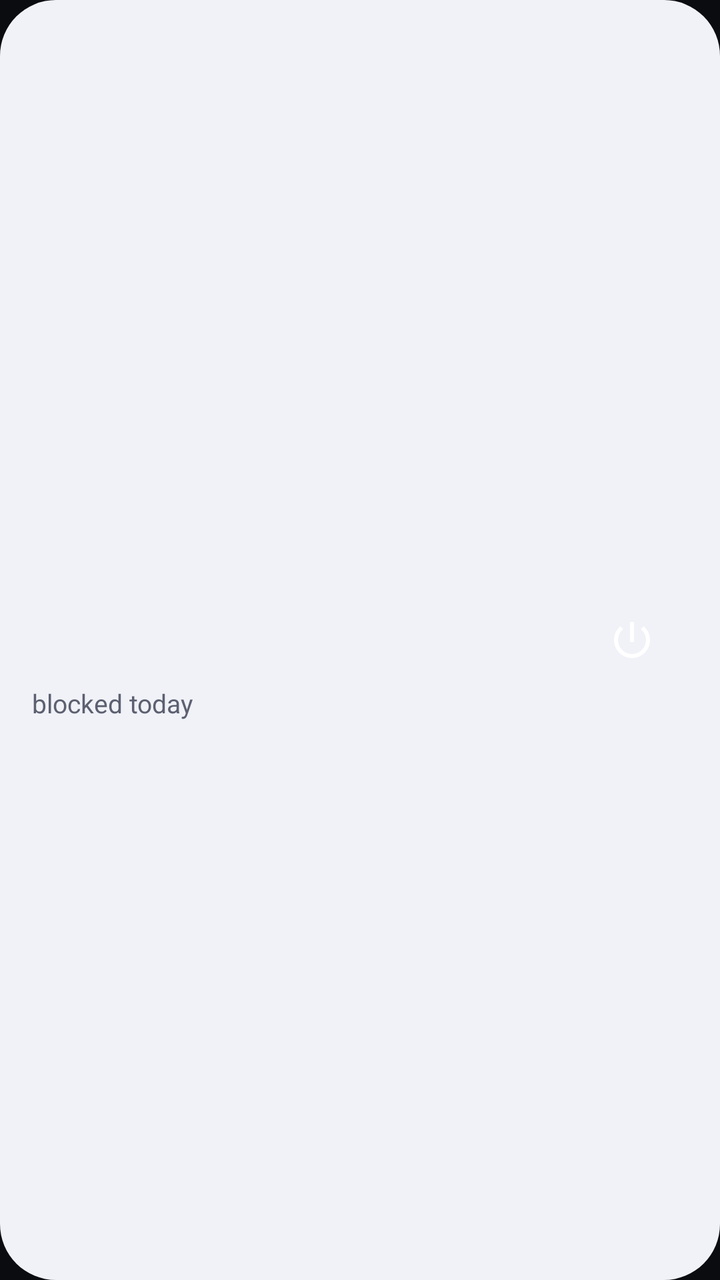
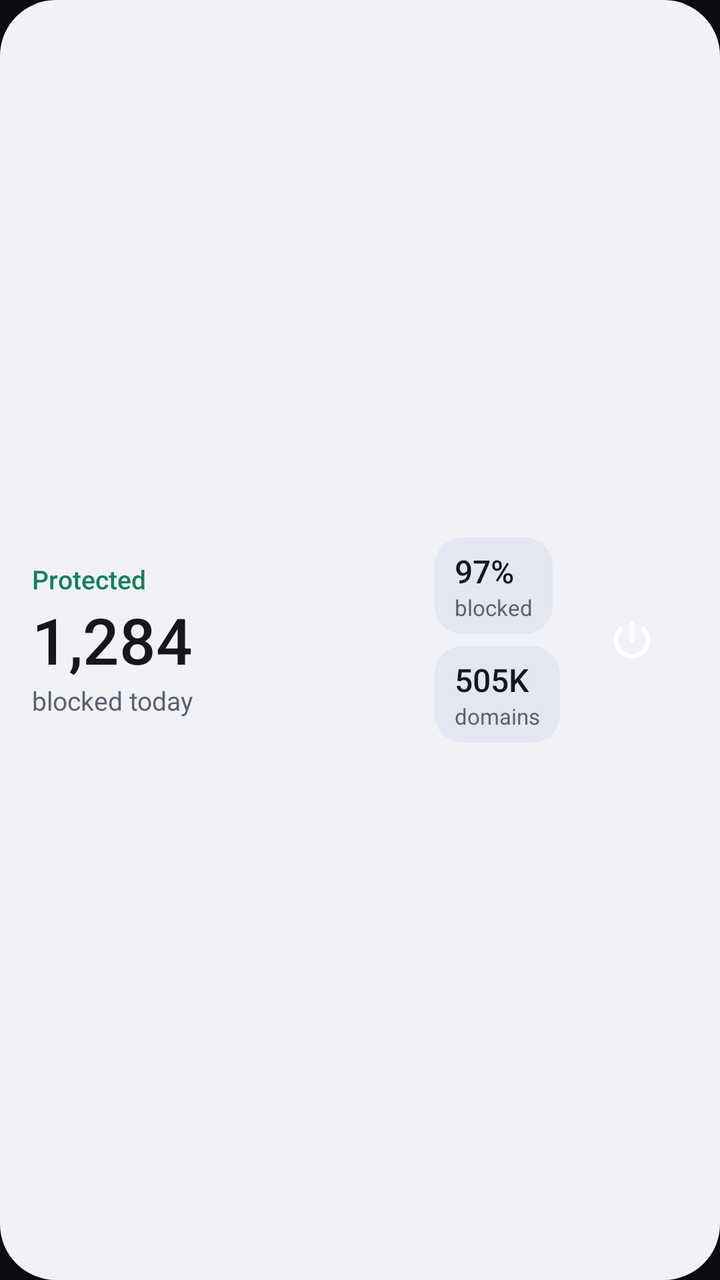

Screens rendered from an Android XML layout before and after an edit, with the pre-edit source and the edit as a unified diff.
<!-- AndroidManifest.xml: application theme Theme.Hush -->
<!-- res/layout/widget_hush.xml -->
<?xml version="1.0" encoding="utf-8"?>
<LinearLayout xmlns:android="http://schemas.android.com/apk/res/android"
    android:id="@+id/widget_root"
    android:layout_width="match_parent"
    android:layout_height="match_parent"
    android:background="@drawable/widget_bg"
    android:gravity="center_vertical"
    android:orientation="horizontal"
    android:padding="16dp">

    <LinearLayout
        android:layout_width="0dp"
        android:layout_height="wrap_content"
        android:layout_weight="1"
        android:orientation="vertical">

        <TextView
            android:id="@+id/widget_status"
            android:layout_width="wrap_content"
            android:layout_height="wrap_content"
            android:fontFamily="sans-serif-medium"
            android:singleLine="true"
            android:textSize="13sp" />

        <TextView
            android:id="@+id/widget_count"
            android:layout_width="wrap_content"
            android:layout_height="wrap_content"
            android:fontFamily="sans-serif-medium"
            android:singleLine="true"
            android:textColor="@color/widget_text"
            android:textSize="34sp" />

        <TextView
            android:id="@+id/widget_caption"
            android:layout_width="wrap_content"
            android:layout_height="wrap_content"
            android:singleLine="true"
            android:text="@string/widget_blocked_today"
            android:textColor="@color/widget_text_dim"
            android:textSize="13sp" />
    </LinearLayout>

    <ImageView
        android:id="@+id/widget_toggle"
        android:layout_width="56dp"
        android:layout_height="56dp"
        android:layout_marginStart="8dp"
        android:padding="16dp"
        android:scaleType="fitCenter"
        android:src="@drawable/ic_power" />
</LinearLayout>
<!-- resources referenced by this layout -->
<resources>
  <color name="widget_text">#15171C</color>
  <color name="widget_text_dim">#5C6070</color>
  <!-- drawable ic_power (drawable) -->
  <?xml version="1.0" encoding="utf-8"?>
  <vector xmlns:android="http://schemas.android.com/apk/res/android"
      android:width="24dp"
      android:height="24dp"
      android:viewportWidth="24"
      android:viewportHeight="24">
      <path
          android:fillColor="#FFFFFFFF"
          android:pathData="M13,3h-2v10h2V3zM17.83,5.17l-1.42,1.42C17.99,7.86 19,9.81 19,12c0,3.87 -3.13,7 -7,7s-7,-3.13 -7,-7c0,-2.19 1.01,-4.14 2.58,-5.42L6.17,5.17C4.24,6.81 3,9.26 3,12c0,4.97 4.03,9 9,9s9,-4.03 9,-9c0,-2.74 -1.23,-5.19 -3.17,-6.83z" />
  </vector>
  <!-- drawable widget_bg (drawable) -->
  <?xml version="1.0" encoding="utf-8"?>
  <shape xmlns:android="http://schemas.android.com/apk/res/android" android:shape="rectangle">
      <solid android:color="@color/widget_surface" />
      <corners android:radius="@dimen/widget_corner" />
  </shape>
  <string name="widget_blocked_today">blocked today</string>
  <style name="Theme.Hush" parent="android:Theme.Material.NoActionBar">
          <item name="android:windowBackground">@color/window_background</item>
          <item name="android:statusBarColor">@android:color/transparent</item>
          <item name="android:navigationBarColor">@android:color/transparent</item>
      </style>
  <color name="widget_surface">#F1F2F8</color>
  <dimen name="widget_corner">24dp</dimen>
  <color name="window_background">#0A0C10</color>
</resources>

<!-- the commit's change to res/layout/widget_hush.xml (unified diff, before → after) -->
@@ -20,6 +20,8 @@
             android:layout_height="wrap_content"
             android:fontFamily="sans-serif-medium"
             android:singleLine="true"
+            android:text="@string/widget_protected"
+            android:textColor="@color/widget_protected"
             android:textSize="13sp" />
 
         <TextView
@@ -28,8 +30,9 @@
             android:layout_height="wrap_content"
             android:fontFamily="sans-serif-medium"
             android:singleLine="true"
+            android:text="1,284"
             android:textColor="@color/widget_text"
-            android:textSize="34sp" />
+            android:textSize="32sp" />
 
         <TextView
             android:id="@+id/widget_caption"
@@ -41,12 +44,77 @@
             android:textSize="13sp" />
     </LinearLayout>
 
+    <LinearLayout
+        android:layout_width="wrap_content"
+        android:layout_height="wrap_content"
+        android:layout_marginStart="8dp"
+        android:orientation="vertical">
+
+        <LinearLayout
+            android:id="@+id/percent_chip"
+            android:layout_width="wrap_content"
+            android:layout_height="wrap_content"
+            android:layout_weight="0"
+            android:background="@drawable/widget_chip"
+            android:orientation="vertical"
+            android:paddingHorizontal="10dp"
+            android:paddingVertical="6dp">
+
+            <TextView
+                android:id="@+id/widget_percent"
+                android:layout_width="wrap_content"
+                android:layout_height="wrap_content"
+                android:fontFamily="sans-serif-medium"
+                android:singleLine="true"
+                android:text="97%"
+                android:textColor="@color/widget_text"
+                android:textSize="16sp" />
+
+            <TextView
+                android:layout_width="wrap_content"
+                android:layout_height="wrap_content"
+                android:singleLine="true"
+                android:text="@string/widget_label_blocked"
+                android:textColor="@color/widget_text_dim"
+                android:textSize="11sp" />
+        </LinearLayout>
+        <LinearLayout
+            android:id="@+id/domains_chip"
+            android:layout_width="wrap_content"
+            android:layout_height="wrap_content"
+            android:layout_weight="0"
+            android:background="@drawable/widget_chip"
+            android:orientation="vertical"
+            android:paddingHorizontal="10dp"
+            android:paddingVertical="6dp"
+            android:layout_marginTop="6dp">
+
+            <TextView
+                android:id="@+id/widget_domains"
+                android:layout_width="wrap_content"
+                android:layout_height="wrap_content"
+                android:fontFamily="sans-serif-medium"
+                android:singleLine="true"
+                android:text="505K"
+                android:textColor="@color/widget_text"
+                android:textSize="16sp" />
+
+            <TextView
+                android:layout_width="wrap_content"
+                android:layout_height="wrap_content"
+                android:singleLine="true"
+                android:text="@string/widget_label_domains"
+                android:textColor="@color/widget_text_dim"
+                android:textSize="11sp" />
+        </LinearLayout>
+    </LinearLayout>
+
     <ImageView
-        android:id="@+id/widget_toggle"
-        android:layout_width="56dp"
-        android:layout_height="56dp"
-        android:layout_marginStart="8dp"
-        android:padding="16dp"
-        android:scaleType="fitCenter"
-        android:src="@drawable/ic_power" />
+            android:id="@+id/widget_toggle"
+            android:layout_width="56dp"
+            android:layout_height="56dp"
+            android:layout_marginStart="8dp"
+            android:padding="16dp"
+            android:scaleType="fitCenter"
+            android:src="@drawable/ic_power" />
 </LinearLayout>
<!-- resource entries referenced after the edit -->
@@ -1,5 +1,6 @@
 <!-- resources referenced by this layout -->
 <resources>
+  <color name="widget_protected">#12805A</color>
   <color name="widget_text">#15171C</color>
   <color name="widget_text_dim">#5C6070</color>
   <!-- drawable ic_power (drawable) -->
@@ -19,7 +20,16 @@
       <solid android:color="@color/widget_surface" />
       <corners android:radius="@dimen/widget_corner" />
   </shape>
+  <!-- drawable widget_chip (drawable) -->
+  <?xml version="1.0" encoding="utf-8"?>
+  <shape xmlns:android="http://schemas.android.com/apk/res/android" android:shape="rectangle">
+      <solid android:color="@color/widget_chip" />
+      <corners android:radius="14dp" />
+  </shape>
   <string name="widget_blocked_today">blocked today</string>
+  <string name="widget_label_blocked">blocked</string>
+  <string name="widget_label_domains">domains</string>
+  <string name="widget_protected">Protected</string>
   <style name="Theme.Hush" parent="android:Theme.Material.NoActionBar">
           <item name="android:windowBackground">@color/window_background</item>
           <item name="android:statusBarColor">@android:color/transparent</item>
@@ -27,6 +37,7 @@
       </style>
   <color name="widget_surface">#F1F2F8</color>
   <dimen name="widget_corner">24dp</dimen>
+  <color name="widget_chip">#E4E6F1</color>
   <color name="window_background">#0A0C10</color>
 </resources>
 
